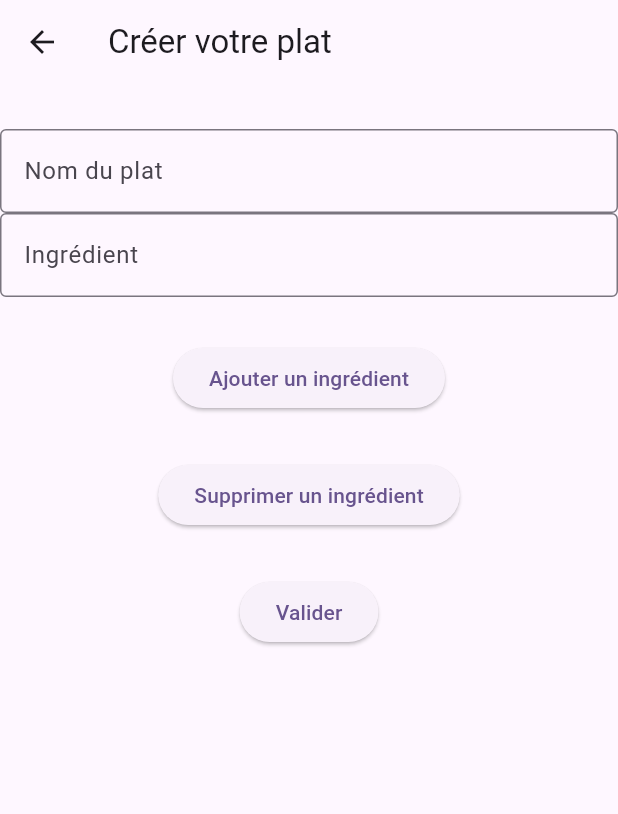
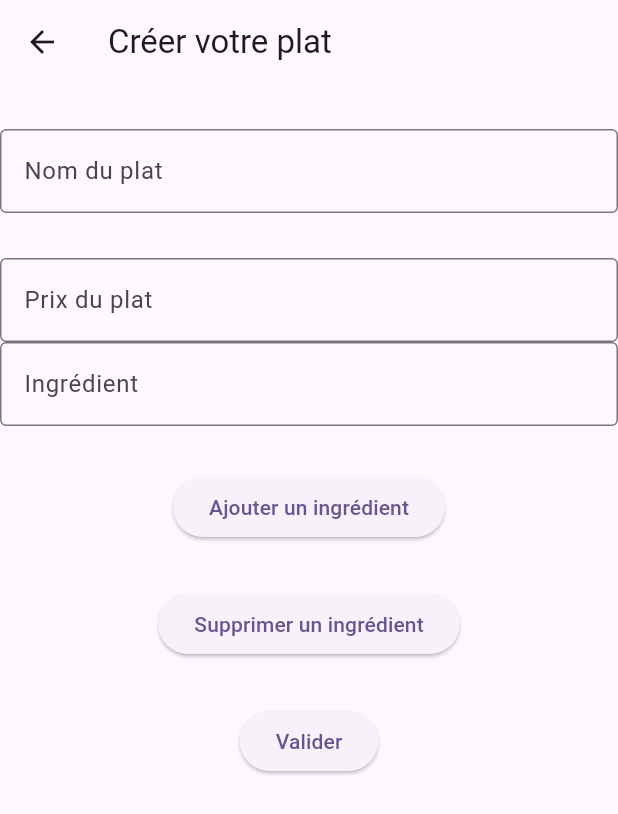
Before and after one commit to EmilienRY/co2score, a Flutter app: the pageCreation screen opened directly, after a tap on "Ajouter un ingrédient", after a tap on "Valider", on a phone screen of 412 x 824 dp. Shown: the top 814 px of the screen. Run offline on Flutter 3.47's test engine with Material 3 defaults, Android fonts, the phone set to English and light mode, and no system bars; our stand-ins replace open_file, pdf, qr_flutter, sqflite; missing offline and left inert: qr_code_scanner; accounts and stored records are empty; statements that could not run were skipped.

Commit message:
Ajout du prix dans la création du plat

```diff
--- a/lib/CreationPlat.dart
+++ b/lib/CreationPlat.dart
@@ -8,6 +8,7 @@ class pageCreation extends StatefulWidget {
 
 class _MyPageState extends State<pageCreation> {
   final TextEditingController _controllerNomPlat = TextEditingController();
+  final TextEditingController _controllerPrix = TextEditingController();
 
 
   final List <TextField> ListIngredient=[];
@@ -34,7 +35,16 @@ class _MyPageState extends State<pageCreation> {
           border: OutlineInputBorder(),
           labelText: 'Nom du plat',
         ),
-      ),],
+      ),
+          const SizedBox(height: 30),
+          TextField(
+            controller: _controllerPrix,
+            decoration: InputDecoration(
+              border: OutlineInputBorder(),
+              labelText: 'Prix du plat',
+            ),
+          ),
+        ],
       ),
       Column(children: ListIngredient),
       Column(
@@ -73,6 +83,10 @@ class _MyPageState extends State<pageCreation> {
               // Afficher la chaîne de caractères dans la console
               print('Le texte saisi est : $nomPlat');
               _controllerNomPlat.dispose();
+              String prixPlat = _controllerPrix.text;
+              // Afficher la chaîne de caractères dans la console
+              print('Le texte saisi est : $prixPlat');
+              _controllerPrix.dispose();
               String ingredients="";
               for (TextField Ingredient in ListIngredient) {
                 String ingredient = Ingredient.controller!.text;
```
